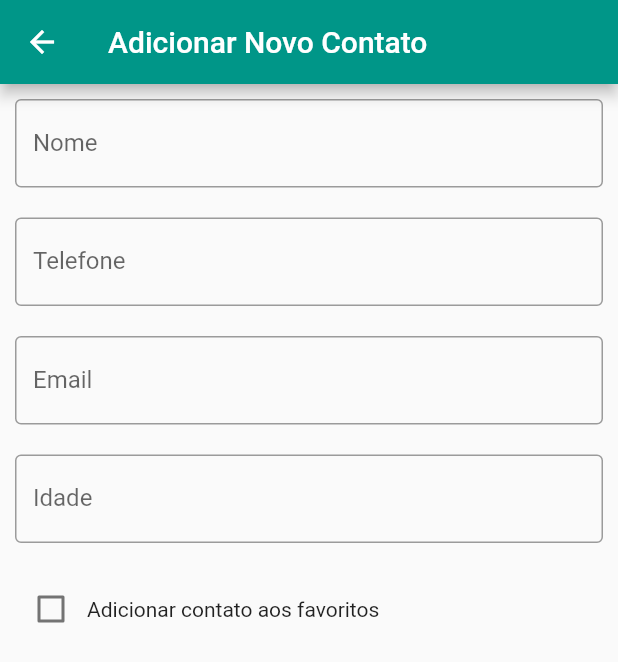
After one commit to dylansilveira/lista_contatos, a Flutter app: the screen it shows after launch, after a tap on the "delete" icon, after a tap on the "add" icon, on a phone screen of 412 x 824 dp. The commit adds this screen. Shown: the top 662 px of the screen. Run offline on Flutter 3.47's test engine with Material 2 defaults, Android fonts, the phone set to English and light mode, and no system bars.

Commit message:
ITela de adicionar contatos

```diff
--- a/lib/Contato.dart
+++ b/lib/Contato.dart
@@ -1,7 +1,7 @@
 class Contato{
   String nome, telefone, email;
   int idade;
-  bool isHomem;
+  bool favorito;
 
-  Contato(this.nome, this.telefone, this.email, this.idade, this.isHomem);
+  Contato(this.nome, this.telefone, this.email, this.idade, this.favorito);
 }
--- /dev/null
+++ b/lib/adicionaContato.dart
@@ -0,0 +1,99 @@
+import 'package:flutter/cupertino.dart';
+import 'package:flutter/material.dart';
+import 'Contato.dart';
+
+class AdicionaContato extends StatefulWidget {
+  const AdicionaContato({Key? key}) : super(key: key);
+
+  @override
+  _AdicionaContatoState createState() => _AdicionaContatoState();
+}
+
+class _AdicionaContatoState extends State<AdicionaContato> {
+  String? nome, telefone, email;
+  int? idade;
+  bool favorito = false;
+
+  bool _saveButton = false;
+
+  void _showSaveButton(){
+      setState(() {
+        _saveButton = (nome != null && telefone != null && email != null && idade != null
+            && nome != '' && telefone != '' && email != '');
+      });
+  }
+
+  @override
+  Widget build(BuildContext context) {
+    return Scaffold(
+      appBar: AppBar(
+        title: Text('Adicionar Novo Contato')
+      ),
+      body: Column(
+        children: [
+          Padding(
+            padding: EdgeInsets.all(10),
+            child: TextField(
+              decoration: InputDecoration(
+                border: OutlineInputBorder(),
+                labelText: 'Nome',
+              ),
+              onChanged: (value) { nome = value; _showSaveButton(); },
+            ),
+          ),
+          Padding(
+            padding: EdgeInsets.all(10),
+            child: TextField(
+              keyboardType: TextInputType.number,
+              decoration: InputDecoration(
+                border: OutlineInputBorder(),
+                labelText: 'Telefone',
+              ),
+              onChanged: (value) { telefone = value; _showSaveButton(); },
+            ),
+          ),
+          Padding(
+            padding: EdgeInsets.all(10),
+            child: TextField(
+              decoration: InputDecoration(
+                border: OutlineInputBorder(),
+                labelText: 'Email',
+              ),
+              onChanged: (value) { email = value; _showSaveButton(); },
+            ),
+          ),
+          Padding(
+            padding: EdgeInsets.all(10),
+            child: TextField(
+              keyboardType: TextInputType.number,
+              decoration: InputDecoration(
+                border: OutlineInputBorder(),
+                labelText: 'Idade',
+              ),
+              onChanged: (value) { idade = int.tryParse(value); _showSaveButton(); },
+            ),
+          ),
+          Padding(
+            padding: EdgeInsets.all(10),
+            child: Row(
+              children: [
+                Checkbox(
+                  value: favorito,
+                  onChanged: (value) => setState(() => favorito = value!),
+                ),
+                Text('Adicionar contato aos favoritos'),
+              ],
+            ),
+          ),
+        ],
+      ),
+      floatingActionButton: Visibility(
+        visible: _saveButton,
+        child: FloatingActionButton(
+          child: Icon(Icons.save),
+          onPressed: () => Navigator.pop(context, Contato(nome!, telefone!, email!, idade!, favorito)),
+        ),
+      ),
+    );
+  }
+}
--- a/lib/listaContatos.dart
+++ b/lib/listaContatos.dart
@@ -1,5 +1,6 @@
 import 'package:flutter/material.dart';
 import 'Contato.dart';
+import 'adicionaContato.dart';
 
 class ListaContatos extends StatefulWidget {
   const ListaContatos({Key? key}) : super(key: key);
@@ -32,13 +33,13 @@ class _ListaContatosState extends State<ListaContatos> {
                 leading: Column(
                   children: [
                     Icon(Icons.person),
-                    meusContatos[i].isHomem ? Icon(Icons.male) : Icon(Icons.female),
+                    if (meusContatos[i].favorito) Icon(Icons.star, color: Colors.yellow),
                   ],
                 ),
                 onTap: () => null,
                 trailing: IconButton(
                   icon: Icon(Icons.delete),
-                  onPressed: () => null,
+                  onPressed: () => setState(() => meusContatos.removeAt(i)),
                 ),
               ),
             );
@@ -46,7 +47,11 @@ class _ListaContatosState extends State<ListaContatos> {
       ),
       floatingActionButton: FloatingActionButton(
         child: Icon(Icons.add),
-        onPressed: () => null,
+        onPressed: () async {
+          Contato? novoContato = await Navigator.push(context, MaterialPageRoute(builder: (_) => AdicionaContato()));
+          if (novoContato != null)
+            setState(() => meusContatos.add(novoContato));
+        },
       ),
     );
   }
--- a/lib/main.dart
+++ b/lib/main.dart
@@ -4,6 +4,9 @@ import 'listaContatos.dart';
 void main() {
   runApp(
     MaterialApp(
+      theme: ThemeData(
+        primarySwatch: Colors.teal,
+      ),
       title: 'Lista de contatos',
       home: ListaContatos(),
       debugShowCheckedModeBanner: false,
```
